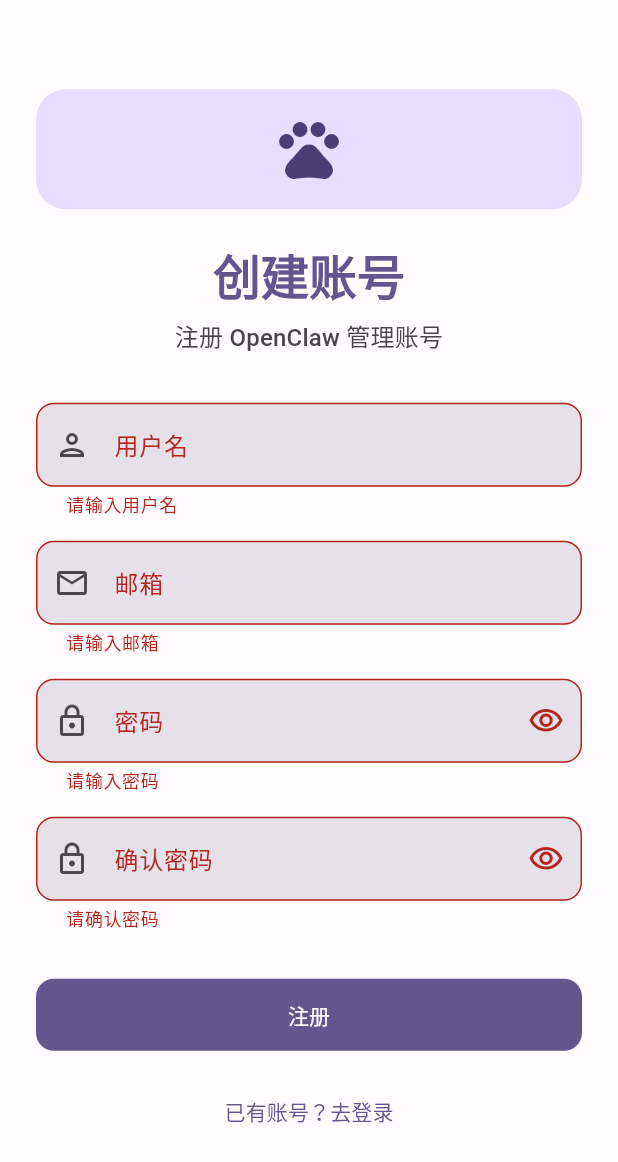
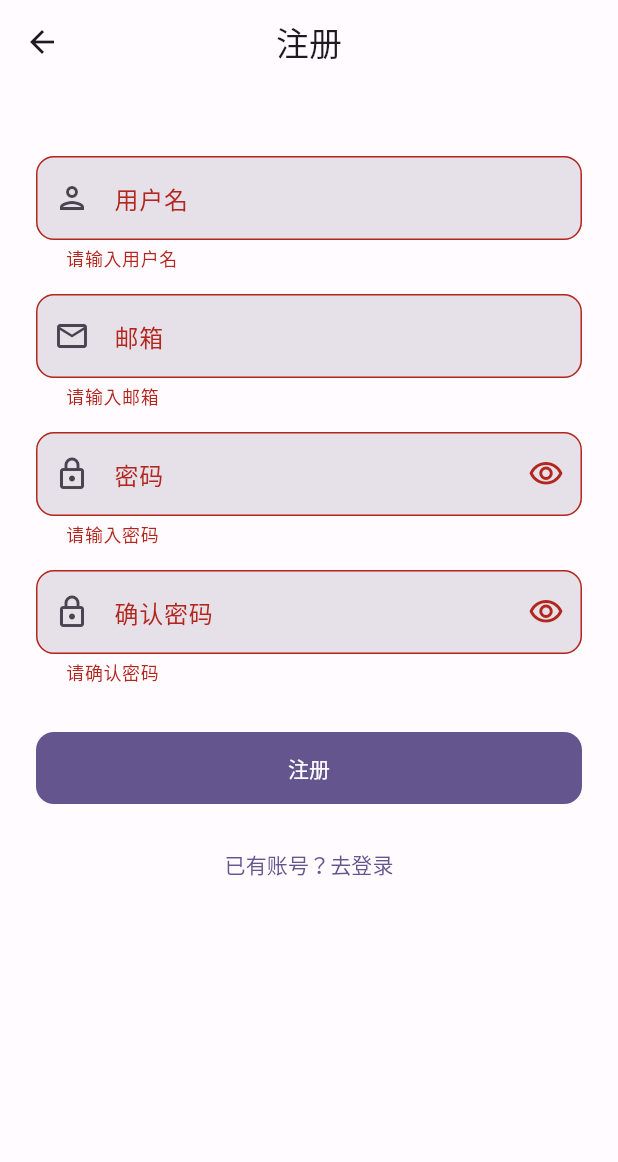
Before and after one commit to hkgood/oc-admin-app, a Flutter app: the RegisterPage screen opened directly, after a tap on "注册", on a phone screen of 412 x 824 dp. Shown: the top 1162 px of the screen. Run offline on Flutter 3.47's test engine with Material 3 defaults, Android fonts, the phone set to English and light mode, and no system bars; our stand-ins replace fl_chart, flutter_secure_storage, pocketbase; accounts and stored records are empty.

Commit message:
Update lib/presentation/pages/register_page.dart

```diff
--- a/lib/presentation/pages/register_page.dart
+++ b/lib/presentation/pages/register_page.dart
@@ -1,6 +1,7 @@
 import 'package:flutter/material.dart';
 import 'package:provider/provider.dart';
 import '../providers/auth_provider.dart';
+import 'email_verification_page.dart';
 
 class RegisterPage extends StatefulWidget {
   const RegisterPage({super.key});
@@ -44,10 +45,16 @@ class _RegisterPageState extends State<RegisterPage> {
     setState(() => _isLoading = false);
 
     if (success) {
-      ScaffoldMessenger.of(context).showSnackBar(
-        const SnackBar(
-          content: Text('注册成功！'),
-          backgroundColor: Colors.green,
+      // Navigate to email verification page
+      Navigator.of(context).pushReplacement(
+        MaterialPageRoute(
+          builder: (_) => EmailVerificationPage(
+            email: _emailController.text.trim(),
+            onVerified: () {
+              // Pop back to root - auth state is already set
+              Navigator.of(context).popUntil((route) => route.isFirst);
+            },
+          ),
         ),
       );
     } else {
@@ -65,8 +72,11 @@ class _RegisterPageState extends State<RegisterPage> {
     final colorScheme = Theme.of(context).colorScheme;
 
     return Scaffold(
+      appBar: AppBar(
+        title: const Text('注册'),
+        centerTitle: true,
+      ),
       body: SafeArea(
-        child: Center(
         child: SingleChildScrollView(
           padding: const EdgeInsets.all(24),
           child: ConstrainedBox(
@@ -77,38 +87,7 @@ class _RegisterPageState extends State<RegisterPage> {
                 mainAxisAlignment: MainAxisAlignment.center,
                 crossAxisAlignment: CrossAxisAlignment.stretch,
                 children: [
-                    Container(
-                      width: 80,
-                      height: 80,
-                      decoration: BoxDecoration(
-                        color: colorScheme.primaryContainer,
-                        borderRadius: BorderRadius.circular(20),
-                      ),
-                      child: Icon(
-                        Icons.pets,
-                        size: 48,
-                        color: colorScheme.onPrimaryContainer,
-                      ),
-                    ),
                   const SizedBox(height: 24),
-
-                    Text(
-                      '创建账号',
-                      style: Theme.of(context).textTheme.headlineLarge?.copyWith(
-                            fontWeight: FontWeight.bold,
-                            color: colorScheme.primary,
-                          ),
-                      textAlign: TextAlign.center,
-                    ),
-                    const SizedBox(height: 8),
-                    Text(
-                      '注册 OpenClaw 管理账号',
-                      style: Theme.of(context).textTheme.titleMedium?.copyWith(
-                            color: colorScheme.onSurfaceVariant,
-                          ),
-                      textAlign: TextAlign.center,
-                    ),
-                    const SizedBox(height: 32),
 
                   // Name field
                   TextFormField(
@@ -227,7 +206,6 @@ class _RegisterPageState extends State<RegisterPage> {
           ),
         ),
       ),
-      ),
     );
   }
 }
```
Lines whose indentation alone changed are shown as unchanged.
